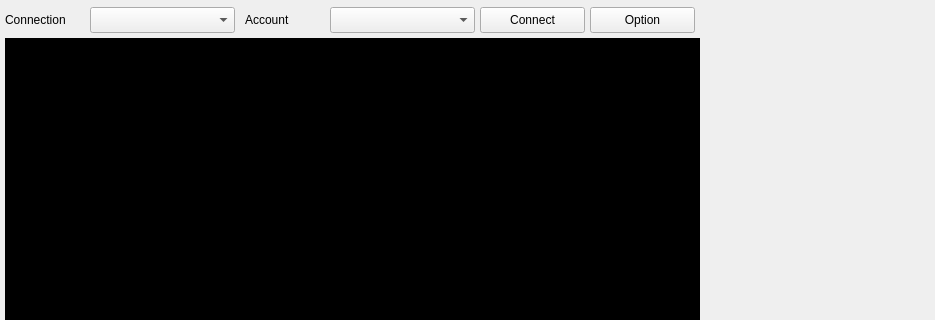
Above: src/devclient/gui_src/gui.ui from develer-staff/devclient before the change; both pictures show x 0 to 935 and y 0 to 320 of the 935 by 660 pixel window. Below: the same form after it.
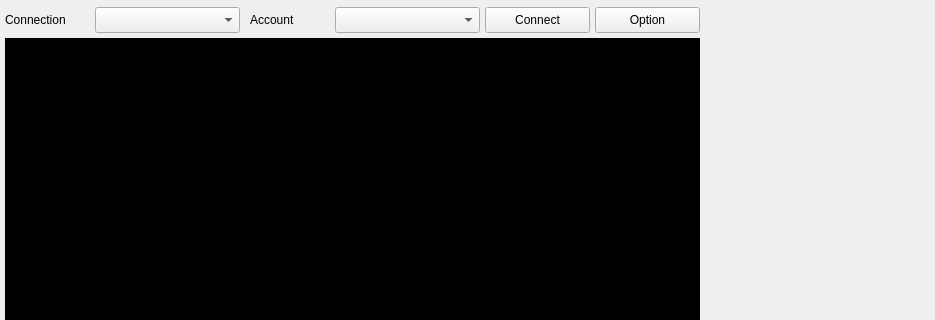
That is the form after the change. Icons and pictures are not drawn.

The edit to the form file:
```diff
--- a/src/devclient/gui_src/gui.ui
+++ b/src/devclient/gui_src/gui.ui
@@ -61,7 +61,7 @@
       <widget class="QComboBox" name="list_conn" >
        <property name="geometry" >
         <rect>
-         <x>85</x>
+         <x>90</x>
          <y>2</y>
          <width>145</width>
          <height>26</height>
@@ -74,7 +74,7 @@
       <widget class="QComboBox" name="list_account" >
        <property name="geometry" >
         <rect>
-         <x>325</x>
+         <x>330</x>
          <y>2</y>
          <width>145</width>
          <height>26</height>
@@ -89,10 +89,16 @@
         <rect>
          <x>0</x>
          <y>0</y>
-         <width>80</width>
+         <width>90</width>
          <height>30</height>
         </rect>
        </property>
+       <property name="minimumSize" >
+        <size>
+         <width>0</width>
+         <height>0</height>
+        </size>
+       </property>
        <property name="text" >
         <string>Connection</string>
        </property>
@@ -100,7 +106,7 @@
       <widget class="QLabel" name="top_label_account" >
        <property name="geometry" >
         <rect>
-         <x>240</x>
+         <x>245</x>
          <y>0</y>
          <width>80</width>
          <height>30</height>
@@ -113,7 +119,7 @@
       <widget class="QPushButton" name="button_connect" >
        <property name="geometry" >
         <rect>
-         <x>475</x>
+         <x>480</x>
          <y>2</y>
          <width>105</width>
          <height>26</height>
@@ -159,7 +165,7 @@
       <widget class="QPushButton" name="button_option" >
        <property name="geometry" >
         <rect>
-         <x>585</x>
+         <x>590</x>
          <y>2</y>
          <width>105</width>
          <height>26</height>
```
